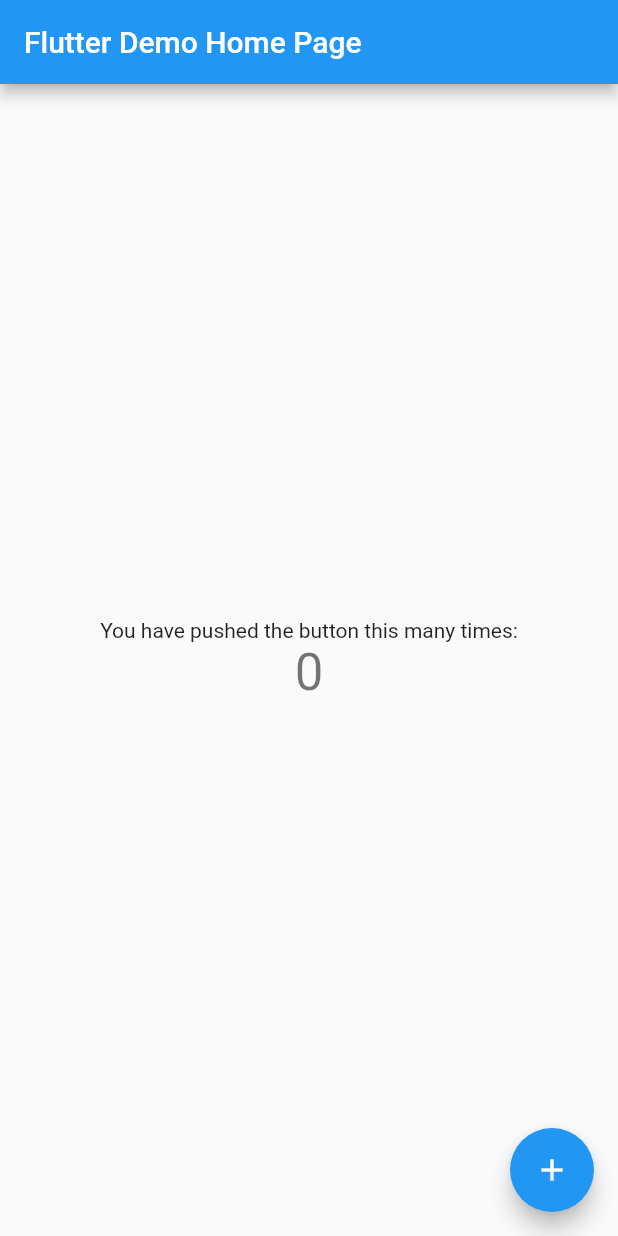
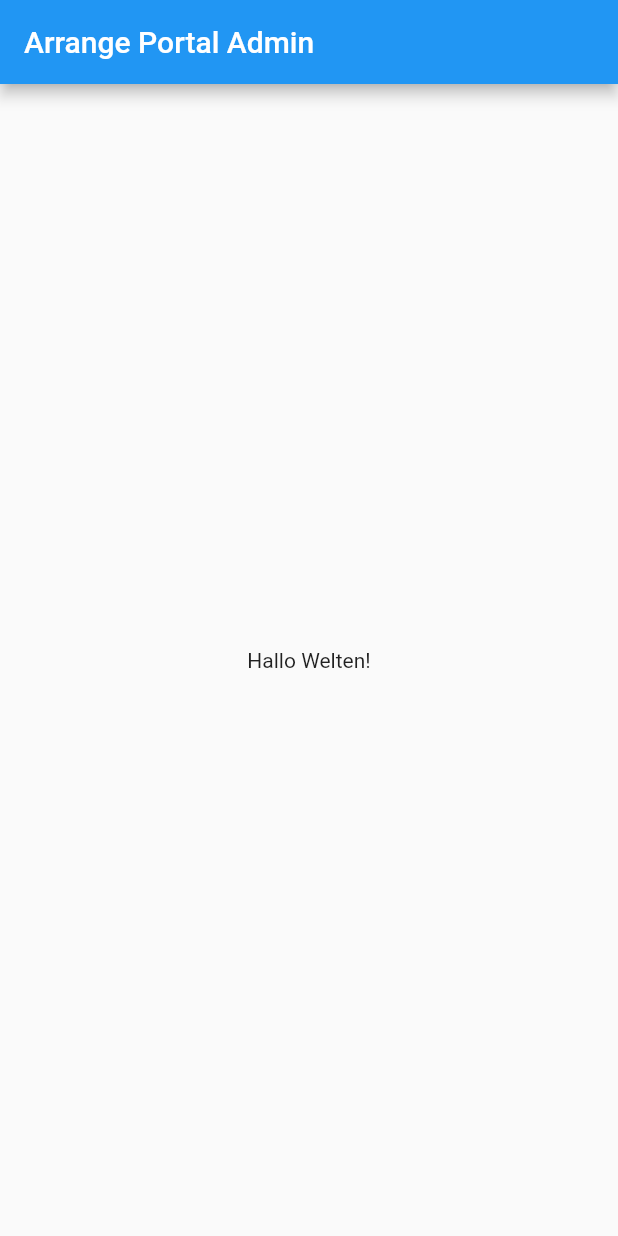
Before and after one commit to hilderonny/arrange_portal_admin, a Flutter app: the screen it shows after launch, on a phone screen of 412 x 824 dp. Run offline on Flutter 3.47's test engine with Material 2 defaults, Android fonts, the phone set to English and light mode, and no system bars.

Commit message:
FIrst steps to hello world

```diff
--- a/lib/main.dart
+++ b/lib/main.dart
@@ -1,109 +1,21 @@
 import 'package:flutter/material.dart';
 
-void main() => runApp(new MyApp());
+void main() => runApp(new ArrangePortalAdminApp());
 
-class MyApp extends StatelessWidget {
-  // This widget is the root of your application.
+class ArrangePortalAdminApp extends StatelessWidget {
+
   @override
   Widget build(BuildContext context) {
     return new MaterialApp(
-      title: 'Flutter Demo',
-      theme: new ThemeData(
-        // This is the theme of your application.
-        //
-        // Try running your application with "flutter run". You'll see the
-        // application has a blue toolbar. Then, without quitting the app, try
-        // changing the primarySwatch below to Colors.green and then invoke
-        // "hot reload" (press "r" in the console where you ran "flutter run",
-        // or press Run > Flutter Hot Reload in IntelliJ). Notice that the
-        // counter didn't reset back to zero; the application is not restarted.
-        primarySwatch: Colors.blue,
+      home: new Scaffold(
+        appBar: new AppBar(
+          title: new Text("Arrange Portal Admin"),
+        ),
+        body: new Center(
+          child: new Text("Hallo Welten!"),
+        ),
       ),
-      home: new MyHomePage(title: 'Flutter Demo Home Page'),
     );
   }
+
 }
-
-class MyHomePage extends StatefulWidget {
-  MyHomePage({Key key, this.title}) : super(key: key);
-
-  // This widget is the home page of your application. It is stateful, meaning
-  // that it has a State object (defined below) that contains fields that affect
-  // how it looks.
-
-  // This class is the configuration for the state. It holds the values (in this
-  // case the title) provided by the parent (in this case the App widget) and
-  // used by the build method of the State. Fields in a Widget subclass are
-  // always marked "final".
-
-  final String title;
-
-  @override
-  _MyHomePageState createState() => new _MyHomePageState();
-}
-
-class _MyHomePageState extends State<MyHomePage> {
-  int _counter = 0;
-
-  void _incrementCounter() {
-    setState(() {
-      // This call to setState tells the Flutter framework that something has
-      // changed in this State, which causes it to rerun the build method below
-      // so that the display can reflect the updated values. If we changed
-      // _counter without calling setState(), then the build method would not be
-      // called again, and so nothing would appear to happen.
-      _counter++;
-    });
-  }
-
-  @override
-  Widget build(BuildContext context) {
-    // This method is rerun every time setState is called, for instance as done
-    // by the _incrementCounter method above.
-    //
-    // The Flutter framework has been optimized to make rerunning build methods
-    // fast, so that you can just rebuild anything that needs updating rather
-    // than having to individually change instances of widgets.
-    return new Scaffold(
-      appBar: new AppBar(
-        // Here we take the value from the MyHomePage object that was created by
-        // the App.build method, and use it to set our appbar title.
-        title: new Text(widget.title),
-      ),
-      body: new Center(
-        // Center is a layout widget. It takes a single child and positions it
-        // in the middle of the parent.
-        child: new Column(
-          // Column is also layout widget. It takes a list of children and
-          // arranges them vertically. By default, it sizes itself to fit its
-          // children horizontally, and tries to be as tall as its parent.
-          //
-          // Invoke "debug paint" (press "p" in the console where you ran
-          // "flutter run", or select "Toggle Debug Paint" from the Flutter tool
-          // window in IntelliJ) to see the wireframe for each widget.
-          //
-          // Column has various properties to control how it sizes itself and
-          // how it positions its children. Here we use mainAxisAlignment to
-          // center the children vertically; the main axis here is the vertical
-          // axis because Columns are vertical (the cross axis would be
-          // horizontal).
-          mainAxisAlignment: MainAxisAlignment.center,
-          children: <Widget>[
-            new Text(
-              'You have pushed the button this many times:',
-            ),
-            new Text(
-              '$_counter',
-              style: Theme.of(context).textTheme.display1,
-            ),
-          ],
-        ),
-      ),
-      floatingActionButton: new FloatingActionButton(
-        onPressed: _incrementCounter,
-        tooltip: 'Increment',
-        child: new Icon(Icons.add),
-      ), // This trailing comma makes auto-formatting nicer for build methods.
-    );
-  }
-}
```
Also changed, not shown: 1 other file.
